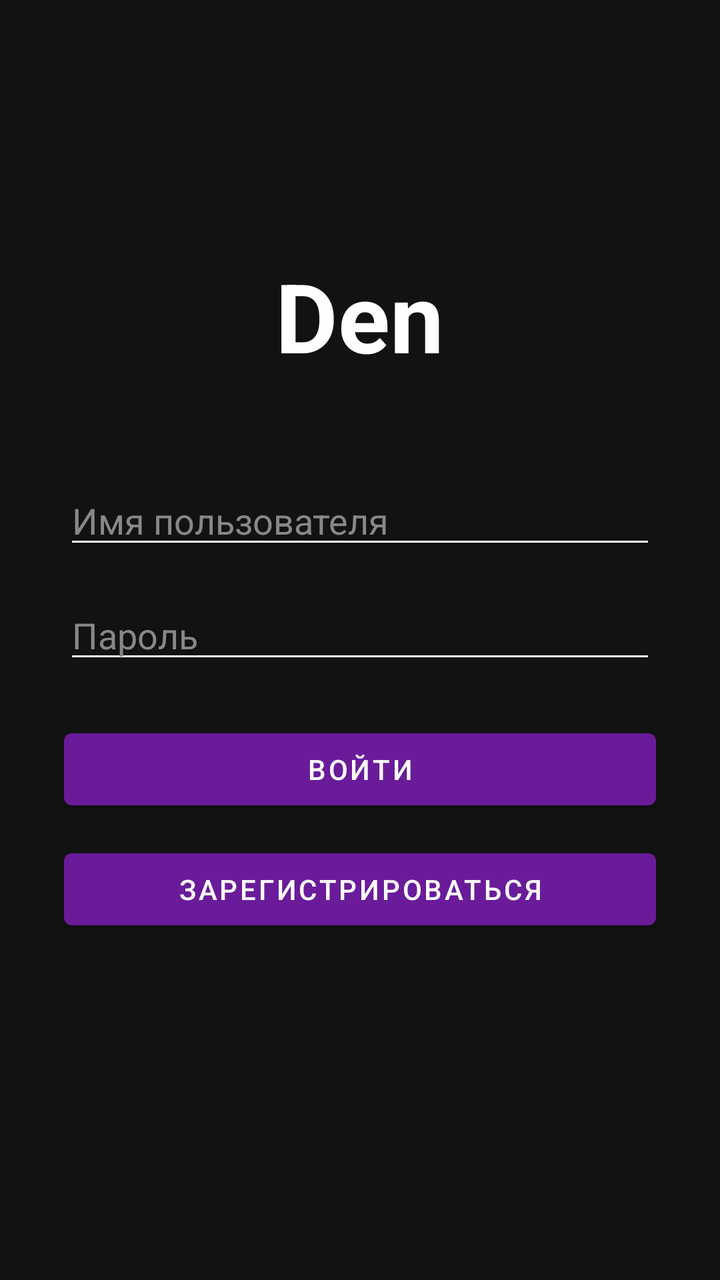
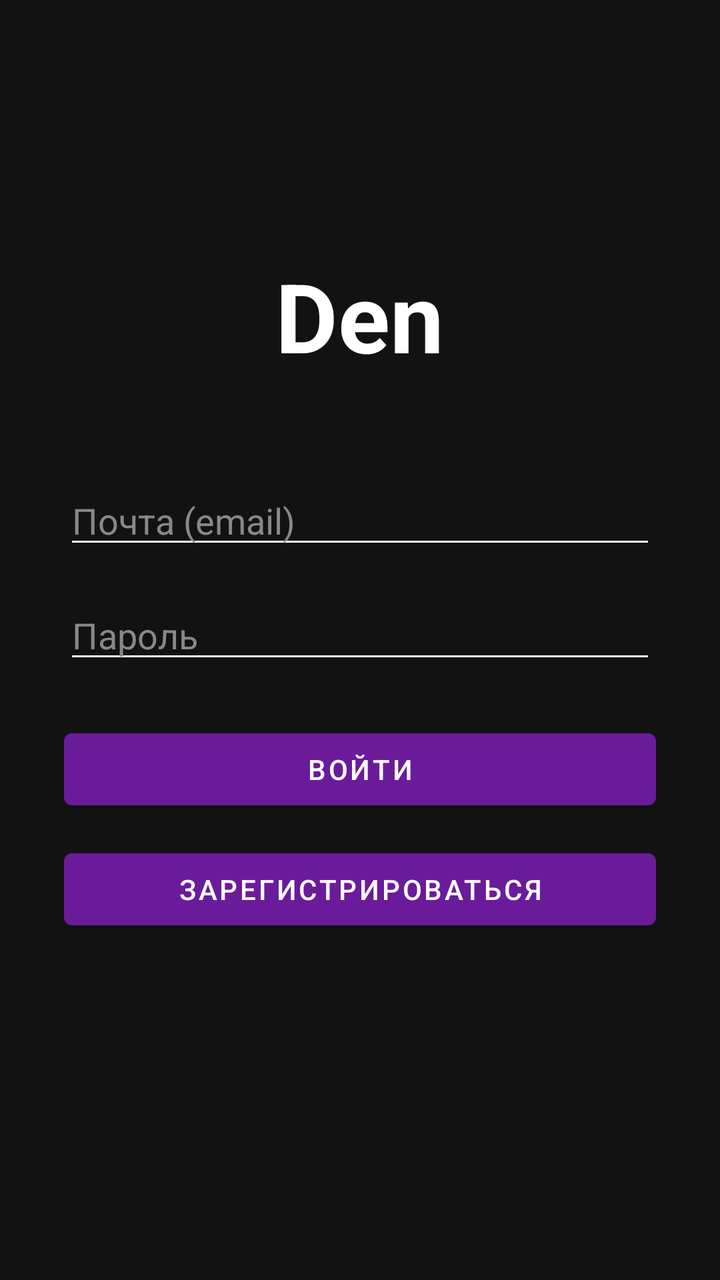

The first picture is an Android layout as it rendered before a commit; the second is the same layout after the commit. The layout source and the unified diff follow.
<!-- AndroidManifest.xml: application theme Theme.TicTacToe -->
<!-- res/layout/activity_main.xml -->
<?xml version="1.0" encoding="utf-8"?>
<LinearLayout xmlns:android="http://schemas.android.com/apk/res/android"
    android:layout_width="match_parent"
    android:layout_height="match_parent"
    android:orientation="vertical"
    android:gravity="center"
    android:padding="32dp"
    android:background="#121212">

    <TextView
        android:layout_width="wrap_content"
        android:layout_height="wrap_content"
        android:text="Den"
        android:textColor="#FFFFFF"
        android:textSize="48sp"
        android:textStyle="bold"
        android:layout_marginBottom="48dp"/>

    <EditText
        android:id="@+id/etUsername"
        android:layout_width="match_parent"
        android:layout_height="wrap_content"
        android:hint="Имя пользователя"
        android:textColorHint="#888888"
        android:textColor="#FFFFFF"
        android:backgroundTint="#FFFFFF"
        android:layout_marginBottom="16dp"/>

    <EditText
        android:id="@+id/etPassword"
        android:layout_width="match_parent"
        android:layout_height="wrap_content"
        android:hint="Пароль"
        android:inputType="textPassword"
        android:textColorHint="#888888"
        android:textColor="#FFFFFF"
        android:backgroundTint="#FFFFFF"
        android:layout_marginBottom="24dp"/>

    <Button
        android:id="@+id/btnLogin"
        android:layout_width="match_parent"
        android:layout_height="wrap_content"
        android:text="Войти"
        android:layout_marginBottom="12dp"/>

    <Button
        android:id="@+id/btnRegister"
        android:layout_width="match_parent"
        android:layout_height="wrap_content"
        android:text="Зарегистрироваться"/>

    <TextView
        android:id="@+id/tvStatus"
        android:layout_width="wrap_content"
        android:layout_height="wrap_content"
        android:textColor="#4CAF50"
        android:textSize="16sp"
        android:layout_marginTop="24dp"/>

</LinearLayout>
<!-- resources referenced by this layout -->
<resources>
  <style name="Theme.TicTacToe" parent="Theme.MaterialComponents.DayNight.NoActionBar">
          <item name="colorPrimary">#6A1B9A</item>
          <item name="colorPrimaryVariant">#4A148C</item>
          <item name="colorOnPrimary">#FFFFFF</item>
          <item name="android:statusBarColor">#0F0F1A</item>
          <item name="android:windowBackground">#0F0F1A</item>
      </style>
</resources>

<!-- the commit's change to res/layout/activity_main.xml (unified diff, before → after) -->
@@ -17,10 +17,11 @@
         android:layout_marginBottom="48dp"/>
 
     <EditText
-        android:id="@+id/etUsername"
+        android:id="@+id/etEmail"
         android:layout_width="match_parent"
         android:layout_height="wrap_content"
-        android:hint="Имя пользователя"
+        android:hint="Почта (email)"
+        android:inputType="textEmailAddress"
         android:textColorHint="#888888"
         android:textColor="#FFFFFF"
         android:backgroundTint="#FFFFFF"
